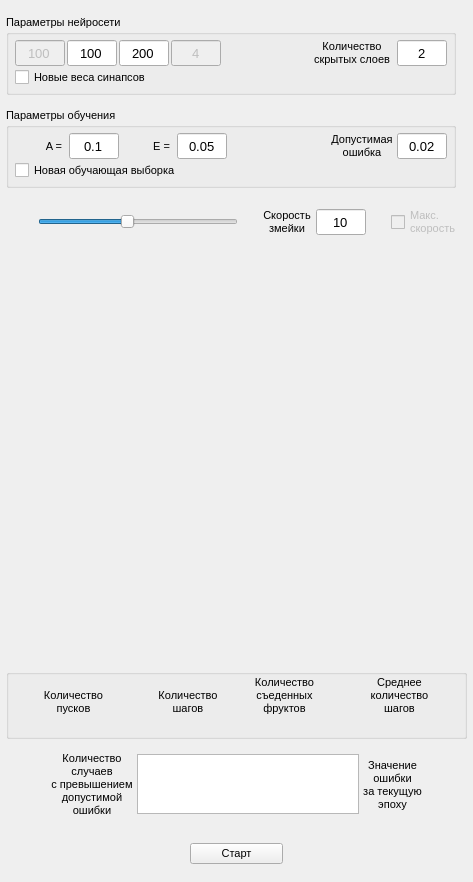
First picture: the form in smartSnake/resources/MainWindow.ui, repository Max-Azarov/neuralNetSnake, before the edit.
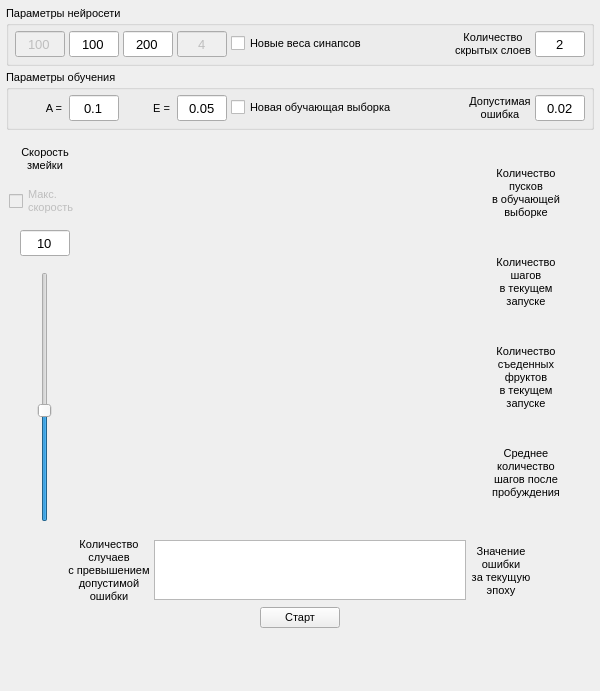
Second picture: the form after the edit. Custom widgets are drawn as their Qt base class.

The edit to the form file:
```diff
--- a/smartSnake/resources/MainWindow.ui
+++ b/smartSnake/resources/MainWindow.ui
@@ -6,20 +6,26 @@
    <rect>
     <x>0</x>
     <y>0</y>
-    <width>473</width>
-    <height>882</height>
+    <width>600</width>
+    <height>691</height>
    </rect>
   </property>
+  <property name="sizePolicy">
+   <sizepolicy hsizetype="Minimum" vsizetype="Minimum">
+    <horstretch>0</horstretch>
+    <verstretch>0</verstretch>
+   </sizepolicy>
+  </property>
   <property name="minimumSize">
    <size>
-    <width>0</width>
-    <height>882</height>
+    <width>600</width>
+    <height>691</height>
    </size>
   </property>
   <property name="maximumSize">
    <size>
-    <width>473</width>
-    <height>882</height>
+    <width>600</width>
+    <height>691</height>
    </size>
   </property>
   <property name="font">
@@ -33,13 +39,25 @@
    <string>smartSnake</string>
   </property>
   <widget class="QWidget" name="centralwidget">
+   <property name="sizePolicy">
+    <sizepolicy hsizetype="Minimum" vsizetype="Minimum">
+     <horstretch>0</horstretch>
+     <verstretch>0</verstretch>
+    </sizepolicy>
+   </property>
+   <property name="minimumSize">
+    <size>
+     <width>600</width>
+     <height>650</height>
+    </size>
+   </property>
    <property name="maximumSize">
     <size>
-     <width>500</width>
-     <height>16777215</height>
+     <width>600</width>
+     <height>650</height>
     </size>
    </property>
-   <layout class="QVBoxLayout" name="verticalLayout_7">
+   <layout class="QVBoxLayout" name="verticalLayout_4">
     <item>
      <widget class="QGroupBox" name="gBoxNN">
       <property name="enabled">
@@ -53,13 +71,13 @@
       </property>
       <property name="minimumSize">
        <size>
-        <width>450</width>
-        <height>80</height>
+        <width>0</width>
+        <height>55</height>
        </size>
       </property>
       <property name="maximumSize">
        <size>
-        <width>450</width>
+        <width>1000</width>
         <height>80</height>
        </size>
       </property>
@@ -79,12 +97,7 @@
       <property name="alignment">
        <set>Qt::AlignLeading|Qt::AlignLeft|Qt::AlignTop</set>
       </property>
-      <layout class="QVBoxLayout" name="verticalLayout_2">
-       <item>
-        <layout class="QHBoxLayout" name="horizontalLayout_5" stretch="1,1,1,1,1,1,1">
-         <property name="spacing">
-          <number>2</number>
-         </property>
+      <layout class="QHBoxLayout" name="horizontalLayout_3">
          <item>
           <widget class="QLineEdit" name="leNumInputNN">
            <property name="enabled">
@@ -241,22 +254,31 @@
           </widget>
          </item>
          <item>
-          <spacer name="horizontalSpacer_5">
-           <property name="orientation">
-            <enum>Qt::Horizontal</enum>
-           </property>
-           <property name="sizeHint" stdset="0">
+        <widget class="QCheckBox" name="cbNewWeights">
+         <property name="minimumSize">
+          <size>
+           <width>0</width>
+           <height>15</height>
+          </size>
+         </property>
+         <property name="maximumSize">
             <size>
-             <width>40</width>
-             <height>20</height>
-            </size>
-           </property>
-          </spacer>
-         </item>
-         <item alignment="Qt::AlignHCenter|Qt::AlignVCenter">
+           <width>16666</width>
+           <height>15</height>
+          </size>
+         </property>
+         <property name="toolTip">
+          <string>Do need to assign new random weights to synapses</string>
+         </property>
+         <property name="text">
+          <string>Новые веса синапсов</string>
+         </property>
+        </widget>
+       </item>
+       <item alignment="Qt::AlignRight">
           <widget class="QLabel" name="lblAcceptError_2">
            <property name="sizePolicy">
-            <sizepolicy hsizetype="Preferred" vsizetype="Preferred">
+          <sizepolicy hsizetype="Minimum" vsizetype="Minimum">
              <horstretch>0</horstretch>
              <verstretch>0</verstretch>
             </sizepolicy>
@@ -269,7 +291,7 @@
            </property>
            <property name="maximumSize">
             <size>
-             <width>16666</width>
+           <width>1000</width>
              <height>26</height>
             </size>
            </property>
@@ -347,54 +369,34 @@
           </widget>
          </item>
         </layout>
-       </item>
-       <item>
-        <widget class="QCheckBox" name="cbNewWeights">
-         <property name="minimumSize">
-          <size>
-           <width>0</width>
-           <height>15</height>
-          </size>
-         </property>
-         <property name="maximumSize">
-          <size>
-           <width>16666</width>
-           <height>15</height>
-          </size>
-         </property>
-         <property name="toolTip">
-          <string>Do need to assign new random weights to synapses</string>
-         </property>
-         <property name="text">
-          <string>Новые веса синапсов</string>
-         </property>
-        </widget>
-       </item>
-      </layout>
      </widget>
     </item>
     <item>
      <widget class="QGroupBox" name="gbTrainingSet">
       <property name="minimumSize">
        <size>
-        <width>450</width>
-        <height>80</height>
+        <width>0</width>
+        <height>55</height>
        </size>
       </property>
       <property name="maximumSize">
        <size>
-        <width>450</width>
+        <width>1000</width>
         <height>80</height>
        </size>
       </property>
       <property name="title">
        <string>Параметры обучения</string>
       </property>
-      <layout class="QVBoxLayout" name="verticalLayout">
+      <layout class="QHBoxLayout" name="horizontalLayout_5">
        <item>
-        <layout class="QHBoxLayout" name="horizontalLayout_3">
-         <item alignment="Qt::AlignHCenter">
           <widget class="QLabel" name="lblA">
+         <property name="sizePolicy">
+          <sizepolicy hsizetype="Minimum" vsizetype="Minimum">
+           <horstretch>0</horstretch>
+           <verstretch>0</verstretch>
+          </sizepolicy>
+         </property>
            <property name="minimumSize">
             <size>
              <width>50</width>
@@ -520,25 +522,31 @@
           </widget>
          </item>
          <item>
-          <spacer name="horizontalSpacer">
-           <property name="orientation">
-            <enum>Qt::Horizontal</enum>
-           </property>
-           <property name="sizeType">
-            <enum>QSizePolicy::Expanding</enum>
-           </property>
-           <property name="sizeHint" stdset="0">
+        <widget class="QCheckBox" name="cbNewTrainingData">
+         <property name="minimumSize">
+          <size>
+           <width>0</width>
+           <height>15</height>
+          </size>
+         </property>
+         <property name="maximumSize">
             <size>
-             <width>40</width>
-             <height>20</height>
-            </size>
-           </property>
-          </spacer>
-         </item>
-         <item>
+           <width>16666</width>
+           <height>15</height>
+          </size>
+         </property>
+         <property name="toolTip">
+          <string>&lt;html&gt;&lt;head/&gt;&lt;body&gt;&lt;p&gt;Do need to assign new training data for neural network training (the existing training set is deleted)&lt;/p&gt;&lt;/body&gt;&lt;/html&gt;</string>
+         </property>
+         <property name="text">
+          <string>Новая обучающая выборка</string>
+         </property>
+        </widget>
+       </item>
+       <item alignment="Qt::AlignRight">
           <widget class="QLabel" name="lblAcceptError">
            <property name="sizePolicy">
-            <sizepolicy hsizetype="Preferred" vsizetype="Preferred">
+          <sizepolicy hsizetype="Minimum" vsizetype="Minimum">
              <horstretch>0</horstretch>
              <verstretch>0</verstretch>
             </sizepolicy>
@@ -627,80 +635,147 @@
           </widget>
          </item>
         </layout>
+     </widget>
        </item>
        <item>
-        <widget class="QCheckBox" name="cbNewTrainingData">
+     <layout class="QHBoxLayout" name="horizontalLayout_7">
+      <item>
+       <layout class="QVBoxLayout" name="verticalLayout_2" stretch="1,1,1,1">
+        <item alignment="Qt::AlignHCenter">
+         <widget class="QLabel" name="lblSnakeSpeed">
+          <property name="sizePolicy">
+           <sizepolicy hsizetype="Minimum" vsizetype="Minimum">
+            <horstretch>0</horstretch>
+            <verstretch>0</verstretch>
+           </sizepolicy>
+          </property>
          <property name="minimumSize">
           <size>
            <width>0</width>
-           <height>15</height>
+            <height>26</height>
           </size>
          </property>
          <property name="maximumSize">
           <size>
-           <width>16666</width>
-           <height>15</height>
-          </size>
-         </property>
+            <width>36667</width>
+            <height>26</height>
+           </size>
+          </property>
+          <property name="contextMenuPolicy">
+           <enum>Qt::DefaultContextMenu</enum>
+          </property>
          <property name="toolTip">
           <string>&lt;html&gt;&lt;head/&gt;&lt;body&gt;&lt;p&gt;Do need to assign new training data for neural network training (the existing training set is deleted)&lt;/p&gt;&lt;/body&gt;&lt;/html&gt;</string>
          </property>
          <property name="text">
-          <string>Новая обучающая выборка</string>
-         </property>
-        </widget>
-       </item>
-      </layout>
-     </widget>
-    </item>
-    <item>
-     <layout class="QHBoxLayout" name="layoutSnakeSpeed" stretch="0,0,0,0,0,0,0">
-      <property name="spacing">
-       <number>5</number>
-      </property>
-      <property name="sizeConstraint">
-       <enum>QLayout::SetFixedSize</enum>
-      </property>
-      <property name="leftMargin">
-       <number>5</number>
-      </property>
-      <property name="topMargin">
-       <number>5</number>
-      </property>
-      <property name="rightMargin">
-       <number>5</number>
-      </property>
-      <property name="bottomMargin">
-       <number>5</number>
-      </property>
-      <item>
-       <spacer name="horizontalSpacer_3">
-        <property name="orientation">
-         <enum>Qt::Horizontal</enum>
-        </property>
-        <property name="sizeType">
-         <enum>QSizePolicy::Expanding</enum>
-        </property>
-        <property name="sizeHint" stdset="0">
+           <string>Скорость
+змейки</string>
+          </property>
+          <property name="textFormat">
+           <enum>Qt::AutoText</enum>
+          </property>
+          <property name="scaledContents">
+           <bool>false</bool>
+          </property>
+          <property name="alignment">
+           <set>Qt::AlignCenter</set>
+          </property>
+          <property name="wordWrap">
+           <bool>false</bool>
+          </property>
+          <property name="margin">
+           <number>0</number>
+          </property>
+          <property name="indent">
+           <number>-1</number>
+          </property>
+          <property name="openExternalLinks">
+           <bool>false</bool>
+          </property>
+          <property name="textInteractionFlags">
+           <set>Qt::LinksAccessibleByMouse</set>
+          </property>
+         </widget>
+        </item>
+        <item alignment="Qt::AlignHCenter">
+         <widget class="QCheckBox" name="cbSnakeSpeed">
+          <property name="enabled">
+           <bool>false</bool>
+          </property>
+          <property name="sizePolicy">
+           <sizepolicy hsizetype="Minimum" vsizetype="Minimum">
+            <horstretch>0</horstretch>
+            <verstretch>0</verstretch>
+           </sizepolicy>
+          </property>
+          <property name="maximumSize">
          <size>
-          <width>40</width>
-          <height>20</height>
-         </size>
-        </property>
-       </spacer>
-      </item>
-      <item>
+            <width>16777215</width>
+            <height>26</height>
+           </size>
+          </property>
+          <property name="text">
+           <string>Макс.
+скорость</string>
+          </property>
+         </widget>
+        </item>
+        <item alignment="Qt::AlignHCenter">
+         <widget class="QLineEdit" name="leSnakeSpeed">
+          <property name="sizePolicy">
+           <sizepolicy hsizetype="Minimum" vsizetype="Minimum">
+            <horstretch>0</horstretch>
+            <verstretch>0</verstretch>
+           </sizepolicy>
+          </property>
+          <property name="minimumSize">
+           <size>
+            <width>50</width>
+            <height>26</height>
+           </size>
+          </property>
+          <property name="maximumSize">
+           <size>
+            <width>50</width>
+            <height>26</height>
+           </size>
+          </property>
+          <property name="font">
+           <font>
+            <pointsize>10</pointsize>
+            <weight>50</weight>
+            <bold>false</bold>
+           </font>
+          </property>
+          <property name="toolTip">
+           <string>Snake speed in steps per second</string>
+          </property>
+          <property name="text">
+           <string>10</string>
+          </property>
+          <property name="alignment">
+           <set>Qt::AlignCenter</set>
+          </property>
+         </widget>
+        </item>
+        <item alignment="Qt::AlignHCenter">
        <widget class="QSlider" name="sldSnakeSpeed">
+          <property name="sizePolicy">
+           <sizepolicy hsizetype="Minimum" vsizetype="Maximum">
+            <horstretch>0</horstretch>
+            <verstretch>0</verstretch>
+           </sizepolicy>
+          </property>
         <property name="minimumSize">
          <size>
-          <width>200</width>
-          <height>26</height>
+            <width>0</width>
+            <height>0</height>
          </size>
         </property>
         <property name="maximumSize">
          <size>
-          <width>200</width>
-          <height>26</height>
+            <width>30</width>
+            <height>250</height>
          </size>
         </property>
         <property name="minimum">
@@ -716,150 +791,13 @@
          <number>10</number>
         </property>
         <property name="orientation">
-         <enum>Qt::Horizontal</enum>
-        </property>
-       </widget>
-      </item>
-      <item>
-       <spacer name="horizontalSpacer_2">
-        <property name="orientation">
-         <enum>Qt::Horizontal</enum>
-        </property>
-        <property name="sizeType">
-         <enum>QSizePolicy::Fixed</enum>
-        </property>
-        <property name="sizeHint" stdset="0">
-         <size>
-          <width>20</width>
-          <height>20</height>
-         </size>
-        </property>
-       </spacer>
-      </item>
-      <item>
-       <widget class="QLabel" name="lblSnakeSpeed">
-        <property name="sizePolicy">
-         <sizepolicy hsizetype="Preferred" vsizetype="Preferred">
-          <horstretch>0</horstretch>
-          <verstretch>0</verstretch>
-         </sizepolicy>
-        </property>
-        <property name="minimumSize">
-         <size>
-          <width>0</width>
-          <height>26</height>
-         </size>
-        </property>
-        <property name="maximumSize">
-         <size>
-          <width>36667</width>
-          <height>26</height>
-         </size>
-        </property>
-        <property name="contextMenuPolicy">
-         <enum>Qt::DefaultContextMenu</enum>
-        </property>
-        <property name="toolTip">
-         <string>Snake speed in steps per second</string>
-        </property>
-        <property name="text">
-         <string>Скорость
-змейки</string>
-        </property>
-        <property name="textFormat">
-         <enum>Qt::AutoText</enum>
-        </property>
-        <property name="scaledContents">
-         <bool>false</bool>
-        </property>
-        <property name="alignment">
-         <set>Qt::AlignCenter</set>
-        </property>
-        <property name="wordWrap">
-         <bool>false</bool>
-        </property>
-        <property name="margin">
-         <number>0</number>
-        </property>
-        <property name="indent">
-         <number>-1</number>
-        </property>
-        <property name="openExternalLinks">
-         <bool>false</bool>
-        </property>
-        <property name="textInteractionFlags">
-         <set>Qt::LinksAccessibleByMouse</set>
-        </property>
-       </widget>
-      </item>
-      <item>
-       <widget class="QLineEdit" name="leSnakeSpeed">
-        <property name="sizePolicy">
-         <sizepolicy hsizetype="Preferred" vsizetype="Fixed">
-          <horstretch>0</horstretch>
-          <verstretch>0</verstretch>
-         </sizepolicy>
-        </property>
-        <property name="minimumSize">
-         <size>
-          <width>50</width>
-          <height>26</height>
-         </size>
-        </property>
-        <property name="maximumSize">
-         <size>
-          <width>50</width>
-          <height>26</height>
-         </size>
-        </property>
-        <property name="font">
-         <font>
-          <pointsize>10</pointsize>
-          <weight>50</weight>
-          <bold>false</bold>
-         </font>
-        </property>
-        <property name="toolTip">
-         <string>Snake speed in steps per second</string>
-        </property>
-        <property name="text">
-         <string>10</string>
-        </property>
-        <property name="alignment">
-         <set>Qt::AlignCenter</set>
-        </property>
-       </widget>
-      </item>
-      <item>
-       <spacer name="horizontalSpacer_4">
-        <property name="orientation">
-         <enum>Qt::Horizontal</enum>
-        </property>
-        <property name="sizeType">
-         <enum>QSizePolicy::Fixed</enum>
-        </property>
-        <property name="sizeHint" stdset="0">
-         <size>
-          <width>20</width>
-          <height>20</height>
-         </size>
-        </property>
-       </spacer>
-      </item>
-      <item>
-       <widget class="QCheckBox" name="cbSnakeSpeed">
-        <property name="enabled">
-         <bool>false</bool>
-        </property>
-        <property name="text">
-         <string>Макс.
-скорость</string>
+           <enum>Qt::Vertical</enum>
         </property>
        </widget>
       </item>
      </layout>
     </item>
-    <item alignment="Qt::AlignHCenter">
+      <item>
      <widget class="Snake" name="snake" native="true">
       <property name="minimumSize">
        <size>
@@ -876,81 +814,30 @@
      </widget>
     </item>
     <item>
-     <layout class="QHBoxLayout" name="horizontalLayout_12">
+       <layout class="QVBoxLayout" name="verticalLayout_7">
       <property name="spacing">
-       <number>0</number>
-      </property>
-      <property name="sizeConstraint">
-       <enum>QLayout::SetFixedSize</enum>
-      </property>
+         <number>4</number>
+        </property>
       <item>
-       <widget class="QGroupBox" name="groupBox">
-        <property name="sizePolicy">
-         <sizepolicy hsizetype="Minimum" vsizetype="Minimum">
-          <horstretch>0</horstretch>
-          <verstretch>0</verstretch>
-         </sizepolicy>
-        </property>
-        <property name="minimumSize">
-         <size>
-          <width>0</width>
-          <height>70</height>
-         </size>
-        </property>
-        <property name="maximumSize">
-         <size>
-          <width>16777215</width>
-          <height>70</height>
-         </size>
-        </property>
-        <property name="title">
-         <string/>
-        </property>
-        <layout class="QHBoxLayout" name="horizontalLayout_11">
-         <property name="spacing">
-          <number>0</number>
-         </property>
-         <property name="sizeConstraint">
-          <enum>QLayout::SetMinimumSize</enum>
-         </property>
-         <property name="leftMargin">
-          <number>0</number>
-         </property>
-         <property name="topMargin">
-          <number>0</number>
-         </property>
-         <property name="rightMargin">
-          <number>0</number>
-         </property>
-         <property name="bottomMargin">
-          <number>0</number>
-         </property>
-         <item>
-          <layout class="QHBoxLayout" name="horizontalLayout_9" stretch="1,5,1,5,5,1,5,1">
-           <item>
-            <spacer name="horizontalSpacer_11">
-             <property name="orientation">
-              <enum>Qt::Horizontal</enum>
-             </property>
-             <property name="sizeHint" stdset="0">
-              <size>
-               <width>40</width>
-               <height>20</height>
-              </size>
-             </property>
-            </spacer>
-           </item>
-           <item>
-            <layout class="QVBoxLayout" name="verticalLayout_3">
-             <property name="spacing">
-              <number>2</number>
-             </property>
+         <layout class="QHBoxLayout" name="horizontalLayout">
              <item>
               <widget class="QLabel" name="lblCountOfSetsTitle">
+            <property name="sizePolicy">
+             <sizepolicy hsizetype="Preferred" vsizetype="Preferred">
+              <horstretch>0</horstretch>
+              <verstretch>0</verstretch>
+             </sizepolicy>
+            </property>
                <property name="minimumSize">
                 <size>
                  <width>0</width>
-                 <height>40</height>
+              <height>0</height>
+             </size>
+            </property>
+            <property name="maximumSize">
+             <size>
+              <width>16777215</width>
+              <height>100</height>
                 </size>
                </property>
                <property name="toolTip">
@@ -958,10 +845,12 @@
                </property>
                <property name="text">
                 <string>Количество
-пусков</string>
+пусков
+в обучающей
+выборке</string>
                </property>
                <property name="alignment">
-                <set>Qt::AlignBottom|Qt::AlignHCenter</set>
+             <set>Qt::AlignCenter</set>
                </property>
               </widget>
              </item>
@@ -969,13 +858,13 @@
               <widget class="QLabel" name="lblCountOfSets">
                <property name="minimumSize">
                 <size>
-                 <width>0</width>
+              <width>30</width>
                  <height>15</height>
                 </size>
                </property>
                <property name="maximumSize">
                 <size>
-                 <width>16777215</width>
+              <width>30</width>
                  <height>20</height>
                 </size>
                </property>
@@ -993,29 +882,25 @@
             </layout>
            </item>
            <item>
-            <spacer name="horizontalSpacer_8">
-             <property name="orientation">
-              <enum>Qt::Horizontal</enum>
-             </property>
-             <property name="sizeHint" stdset="0">
-              <size>
-               <width>40</width>
-               <height>20</height>
-              </size>
-             </property>
-            </spacer>
-           </item>
-           <item>
-            <layout class="QVBoxLayout" name="verticalLayout_4">
-             <property name="spacing">
-              <number>2</number>
-             </property>
+         <layout class="QHBoxLayout" name="horizontalLayout_2">
              <item>
               <widget class="QLabel" name="lblCountOfStepsTitle">
+            <property name="sizePolicy">
+             <sizepolicy hsizetype="Preferred" vsizetype="Preferred">
+              <horstretch>0</horstretch>
+              <verstretch>0</verstretch>
+             </sizepolicy>
+            </property>
                <property name="minimumSize">
                 <size>
                  <width>0</width>
-                 <height>40</height>
+              <height>0</height>
+             </size>
+            </property>
+            <property name="maximumSize">
+             <size>
+              <width>16777215</width>
+              <height>100</height>
                 </size>
                </property>
                <property name="toolTip">
@@ -1023,10 +908,12 @@
                </property>
                <property name="text">
                 <string>Количество
-шагов</string>
+шагов
+в текущем
+запуске</string>
                </property>
                <property name="alignment">
-                <set>Qt::AlignBottom|Qt::AlignHCenter</set>
+             <set>Qt::AlignCenter</set>
                </property>
               </widget>
              </item>
@@ -1034,13 +921,13 @@
               <widget class="QLabel" name="lblCountOfSteps">
                <property name="minimumSize">
                 <size>
-                 <width>0</width>
+              <width>30</width>
                  <height>15</height>
                 </size>
                </property>
                <property name="maximumSize">
                 <size>
-                 <width>16777215</width>
+              <width>30</width>
                  <height>20</height>
                 </size>
                </property>
@@ -1058,16 +945,19 @@
             </layout>
            </item>
            <item>
-            <layout class="QVBoxLayout" name="verticalLayout_5">
-             <property name="spacing">
-              <number>2</number>
-             </property>
+         <layout class="QHBoxLayout" name="horizontalLayout_4">
              <item>
               <widget class="QLabel" name="lblCountOfEatenFruitsTitle">
                <property name="minimumSize">
                 <size>
                  <width>0</width>
-                 <height>40</height>
+              <height>0</height>
+             </size>
+            </property>
+            <property name="maximumSize">
+             <size>
+              <width>16777215</width>
+              <height>100</height>
                 </size>
                </property>
                <property name="toolTip">
@@ -1076,10 +966,12 @@
                <property name="text">
                 <string>Количество
 съеденных
-фруктов</string>
+фруктов
+в текущем
+запуске</string>
                </property>
                <property name="alignment">
-                <set>Qt::AlignBottom|Qt::AlignHCenter</set>
+             <set>Qt::AlignCenter</set>
                </property>
               </widget>
              </item>
@@ -1087,13 +979,13 @@
               <widget class="QLabel" name="lblCountOfEatenFruits">
                <property name="minimumSize">
                 <size>
-                 <width>0</width>
+              <width>30</width>
                  <height>15</height>
                 </size>
                </property>
                <property name="maximumSize">
                 <size>
-                 <width>16777215</width>
+              <width>30</width>
                  <height>20</height>
                 </size>
                </property>
@@ -1111,29 +1003,19 @@
             </layout>
            </item>
            <item>
-            <spacer name="horizontalSpacer_10">
-             <property name="orientation">
-              <enum>Qt::Horizontal</enum>
-             </property>
-             <property name="sizeHint" stdset="0">
-              <size>
-               <width>40</width>
-               <height>20</height>
-              </size>
-             </property>
-            </spacer>
-           </item>
-           <item>
-            <layout class="QVBoxLayout" name="verticalLayout_6">
-             <property name="spacing">
-              <number>2</number>
-             </property>
+         <layout class="QHBoxLayout" name="horizontalLayout_6">
              <item>
               <widget class="QLabel" name="lblAverageCountOfSetsTitle">
                <property name="minimumSize">
                 <size>
                  <width>0</width>
-                 <height>40</height>
+              <height>0</height>
+             </size>
+            </property>
+            <property name="maximumSize">
+             <size>
+              <width>16777215</width>
+              <height>100</height>
                 </size>
                </property>
                <property name="toolTip">
@@ -1142,10 +1024,11 @@
                <property name="text">
                 <string>Среднее
 количество
-шагов</string>
+шагов после
+пробуждения</string>
                </property>
                <property name="alignment">
-                <set>Qt::AlignBottom|Qt::AlignHCenter</set>
+             <set>Qt::AlignCenter</set>
                </property>
               </widget>
              </item>
@@ -1153,13 +1036,13 @@
               <widget class="QLabel" name="lblAverageCountOfSets">
                <property name="minimumSize">
                 <size>
-                 <width>0</width>
+              <width>30</width>
                  <height>15</height>
                 </size>
                </property>
                <property name="maximumSize">
                 <size>
-                 <width>16777215</width>
+              <width>30</width>
                  <height>20</height>
                 </size>
                </property>
@@ -1176,23 +1059,7 @@
              </item>
             </layout>
            </item>
-           <item>
-            <spacer name="horizontalSpacer_12">
-             <property name="orientation">
-              <enum>Qt::Horizontal</enum>
-             </property>
-             <property name="sizeHint" stdset="0">
-              <size>
-               <width>40</width>
-               <height>20</height>
-              </size>
-             </property>
-            </spacer>
-           </item>
-          </layout>
-         </item>
-        </layout>
-       </widget>
+       </layout>
       </item>
      </layout>
     </item>
@@ -1284,41 +1151,10 @@
       </item>
      </layout>
     </item>
-    <item>
-     <spacer name="verticalSpacer">
-      <property name="orientation">
-       <enum>Qt::Vertical</enum>
-      </property>
-      <property name="sizeType">
-       <enum>QSizePolicy::Fixed</enum>
-      </property>
-      <property name="sizeHint" stdset="0">
-       <size>
-        <width>20</width>
-        <height>13</height>
-       </size>
-      </property>
-     </spacer>
-    </item>
-    <item>
-     <layout class="QHBoxLayout" name="horizontalLayout_8" stretch="2,1,2">
-      <item>
-       <spacer name="horizontalSpacer_6">
-        <property name="orientation">
-         <enum>Qt::Horizontal</enum>
-        </property>
-        <property name="sizeHint" stdset="0">
-         <size>
-          <width>40</width>
-          <height>20</height>
-         </size>
-        </property>
-       </spacer>
-      </item>
-      <item>
+    <item alignment="Qt::AlignHCenter|Qt::AlignTop">
        <widget class="QPushButton" name="btnStart">
         <property name="sizePolicy">
-         <sizepolicy hsizetype="Minimum" vsizetype="Fixed">
+       <sizepolicy hsizetype="Maximum" vsizetype="Maximum">
           <horstretch>0</horstretch>
           <verstretch>0</verstretch>
          </sizepolicy>
@@ -1332,7 +1168,7 @@
         <property name="maximumSize">
          <size>
           <width>150</width>
-          <height>16777215</height>
+        <height>30</height>
          </size>
         </property>
         <property name="text">
@@ -1340,21 +1176,6 @@
         </property>
        </widget>
       </item>
-      <item>
-       <spacer name="horizontalSpacer_7">
-        <property name="orientation">
-         <enum>Qt::Horizontal</enum>
-        </property>
-        <property name="sizeHint" stdset="0">
-         <size>
-          <width>40</width>
-          <height>20</height>
-         </size>
-        </property>
-       </spacer>
-      </item>
-     </layout>
-    </item>
    </layout>
   </widget>
   <widget class="QMenuBar" name="menubar">
```
Left out of the diff: 24 changed lines with no effect on the pictures. Lines whose indentation alone changed are shown as unchanged.
